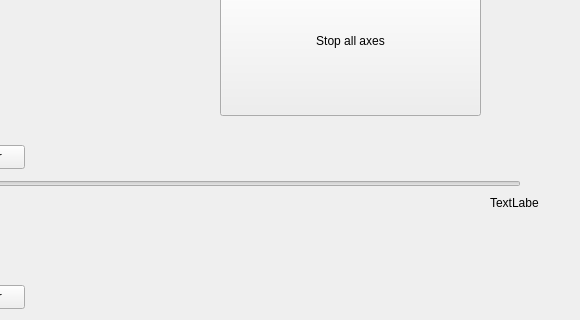
Above: FreeWindow.ui from rferrer12/AutoTests before the change; both pictures show x 220 to 800 and y 105 to 425 of the 800 by 600 pixel window. Below: the same form after it.
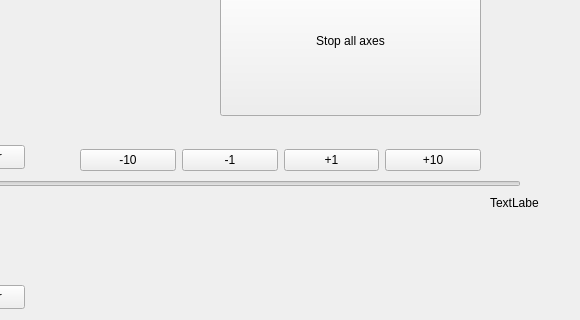
That is the form after the change.

Commit message: Made free move work

Patch:
```diff
--- a/FreeWindow.ui
+++ b/FreeWindow.ui
@@ -164,6 +164,46 @@
      <string>Stop all axes</string>
     </property>
    </widget>
+   <widget class="QWidget" name="">
+    <property name="geometry">
+     <rect>
+      <x>300</x>
+      <y>250</y>
+      <width>401</width>
+      <height>31</height>
+     </rect>
+    </property>
+    <layout class="QHBoxLayout" name="horizontalLayout">
+     <item>
+      <widget class="QPushButton" name="setPos1Button_2">
+       <property name="text">
+        <string>-10</string>
+       </property>
+      </widget>
+     </item>
+     <item>
+      <widget class="QPushButton" name="setPos1Button_3">
+       <property name="text">
+        <string>-1</string>
+       </property>
+      </widget>
+     </item>
+     <item>
+      <widget class="QPushButton" name="setPos1Button_4">
+       <property name="text">
+        <string>+1</string>
+       </property>
+      </widget>
+     </item>
+     <item>
+      <widget class="QPushButton" name="setPos1Button_5">
+       <property name="text">
+        <string>+10</string>
+       </property>
+      </widget>
+     </item>
+    </layout>
+   </widget>
   </widget>
   <widget class="QMenuBar" name="menubar">
    <property name="geometry">
```
The commit also changes 3 other files.
